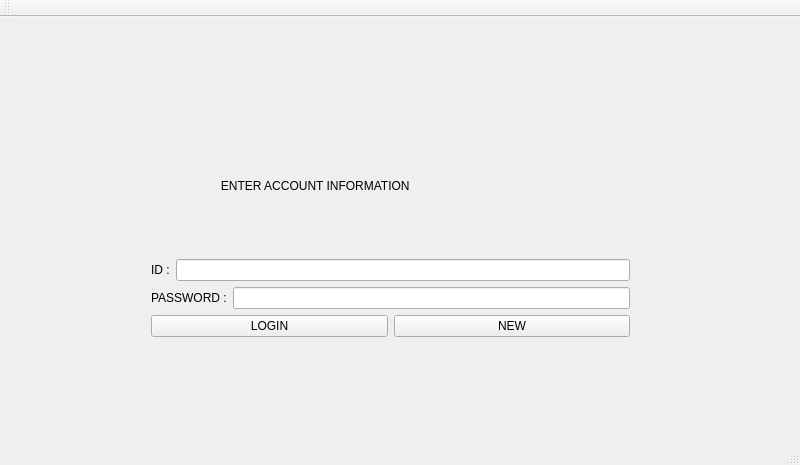
Qt form Qt_Creator/projectPHOE/phoe.ui (jdsalguer/senior_project) before a commit.
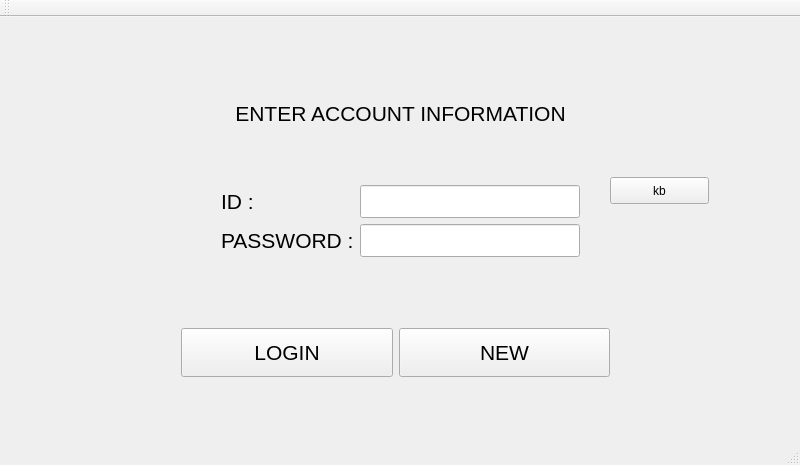
The same form after that commit.

Diff of the .ui file:
```diff
--- a/Qt_Creator/projectPHOE/phoe.ui
+++ b/Qt_Creator/projectPHOE/phoe.ui
@@ -17,52 +17,107 @@
    <widget class="QWidget" name="layoutWidget">
     <property name="geometry">
      <rect>
-      <x>140</x>
-      <y>90</y>
-      <width>501</width>
-      <height>241</height>
+      <x>210</x>
+      <y>20</y>
+      <width>381</width>
+      <height>231</height>
      </rect>
     </property>
-    <layout class="QVBoxLayout" name="verticalLayout">
+    <layout class="QVBoxLayout" name="verticalLayout_3">
      <item>
       <widget class="QLabel" name="label">
+       <property name="font">
+        <font>
+         <pointsize>16</pointsize>
+        </font>
+       </property>
        <property name="text">
-        <string>                     ENTER ACCOUNT INFORMATION</string>
+        <string>ENTER ACCOUNT INFORMATION</string>
+       </property>
+       <property name="alignment">
+        <set>Qt::AlignCenter</set>
        </property>
       </widget>
      </item>
      <item>
-      <layout class="QHBoxLayout" name="horizontalLayout">
+      <layout class="QHBoxLayout" name="horizontalLayout_2">
+       <item>
+        <layout class="QVBoxLayout" name="verticalLayout_2">
        <item>
         <widget class="QLabel" name="label_2">
+           <property name="font">
+            <font>
+             <pointsize>16</pointsize>
+            </font>
+           </property>
          <property name="text">
           <string>ID :</string>
          </property>
         </widget>
        </item>
        <item>
-        <widget class="QLineEdit" name="IDlineEdit"/>
-       </item>
-      </layout>
-     </item>
-     <item>
-      <layout class="QHBoxLayout" name="horizontalLayout_2">
-       <item>
         <widget class="QLabel" name="label_3">
+           <property name="font">
+            <font>
+             <pointsize>16</pointsize>
+            </font>
+           </property>
          <property name="text">
           <string>PASSWORD :</string>
          </property>
         </widget>
        </item>
+        </layout>
+       </item>
        <item>
-        <widget class="QLineEdit" name="PASSlineEdit"/>
-       </item>
-      </layout>
-     </item>
-     <item>
-      <layout class="QHBoxLayout" name="horizontalLayout_3">
+        <layout class="QVBoxLayout" name="verticalLayout">
+         <item>
+          <widget class="QLineEdit" name="IDlineEdit">
+           <property name="font">
+            <font>
+             <pointsize>16</pointsize>
+            </font>
+           </property>
+          </widget>
+         </item>
+         <item>
+          <widget class="QLineEdit" name="PASSlineEdit">
+           <property name="font">
+            <font>
+             <pointsize>16</pointsize>
+            </font>
+           </property>
+          </widget>
+         </item>
+        </layout>
+       </item>
+      </layout>
+     </item>
+    </layout>
+   </widget>
+   <widget class="QWidget" name="layoutWidget">
+    <property name="geometry">
+     <rect>
+      <x>170</x>
+      <y>300</y>
+      <width>451</width>
+      <height>71</height>
+     </rect>
+    </property>
+    <layout class="QHBoxLayout" name="horizontalLayout">
        <item>
         <widget class="QPushButton" name="loginButton">
+       <property name="sizePolicy">
+        <sizepolicy hsizetype="Minimum" vsizetype="Expanding">
+         <horstretch>0</horstretch>
+         <verstretch>0</verstretch>
+        </sizepolicy>
+       </property>
+       <property name="font">
+        <font>
+         <pointsize>16</pointsize>
+        </font>
+       </property>
          <property name="text">
           <string>LOGIN</string>
          </property>
@@ -70,14 +125,36 @@
        </item>
        <item>
         <widget class="QPushButton" name="newButton">
+       <property name="sizePolicy">
+        <sizepolicy hsizetype="Minimum" vsizetype="Expanding">
+         <horstretch>0</horstretch>
+         <verstretch>0</verstretch>
+        </sizepolicy>
+       </property>
+       <property name="font">
+        <font>
+         <pointsize>16</pointsize>
+        </font>
+       </property>
          <property name="text">
           <string>NEW</string>
          </property>
         </widget>
        </item>
       </layout>
-     </item>
-    </layout>
+   </widget>
+   <widget class="QPushButton" name="kb">
+    <property name="geometry">
+     <rect>
+      <x>610</x>
+      <y>160</y>
+      <width>99</width>
+      <height>27</height>
+     </rect>
+    </property>
+    <property name="text">
+     <string>kb</string>
+    </property>
    </widget>
   </widget>
   <widget class="QMenuBar" name="menuBar">
```
Left out of the diff: 2 changed lines with no effect on the pictures. Lines whose indentation alone changed are shown as unchanged.
